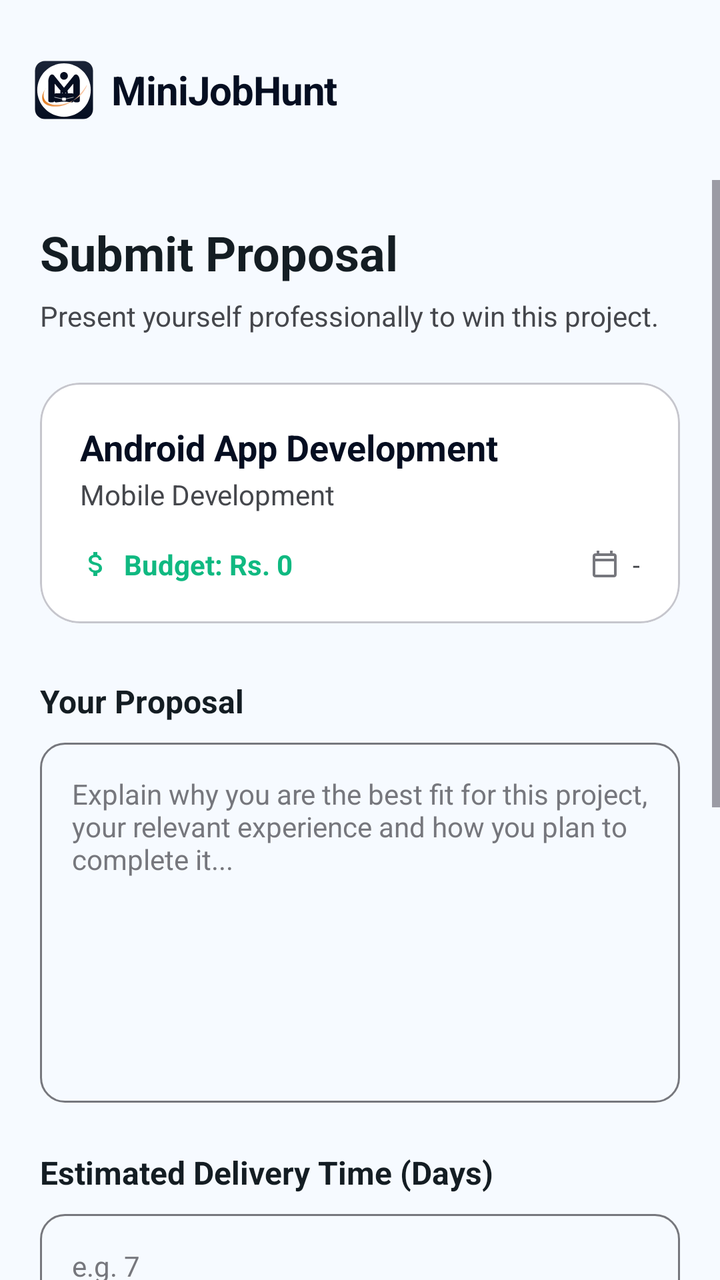
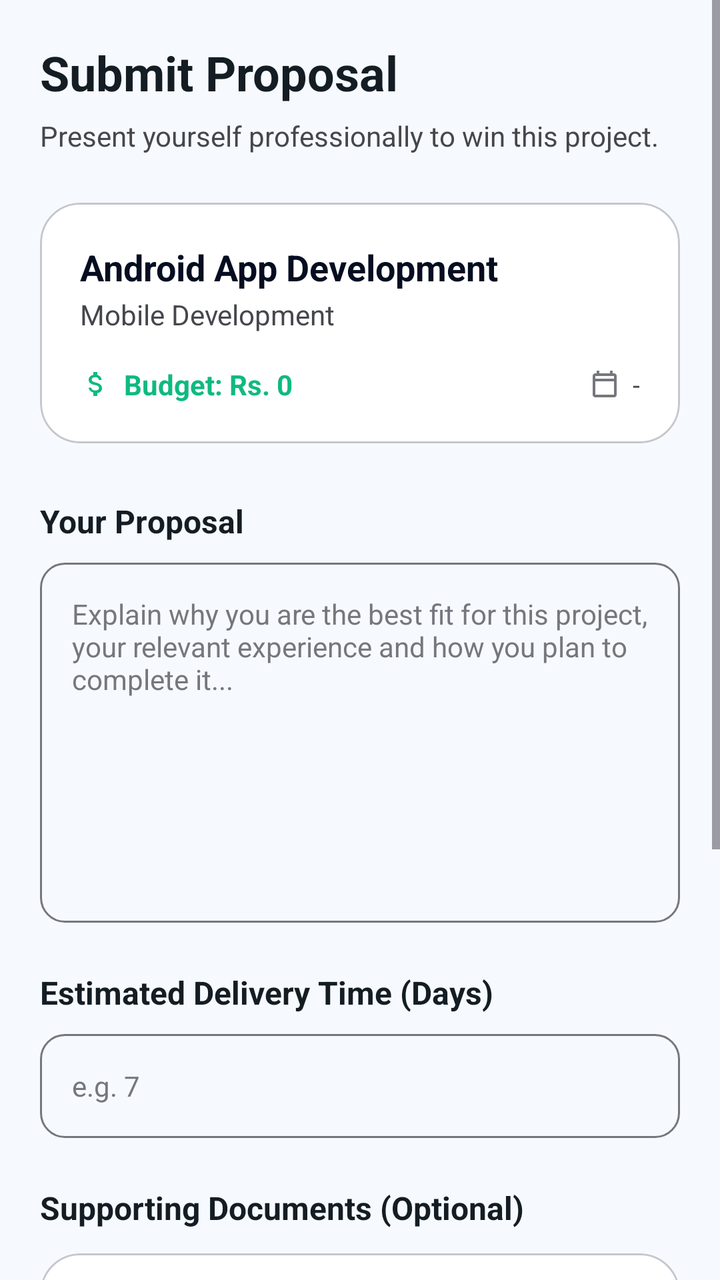

Two renders of the same Android screen: before a commit and after it. Below are the layout's source before the change and the commit's diff.
<!-- AndroidManifest.xml: application theme Theme.MiniJobHunt -->
<!-- res/layout/fragment_freelancer_apply_job_proposal.xml -->
<?xml version="1.0" encoding="utf-8"?>
<LinearLayout xmlns:android="http://schemas.android.com/apk/res/android"
    xmlns:app="http://schemas.android.com/apk/res-auto"
    xmlns:tools="http://schemas.android.com/tools"
    android:layout_width="match_parent"
    android:layout_height="match_parent"
    android:orientation="vertical"
    android:background="@color/background">

    
    <include
        android:id="@+id/header"
        layout="@layout/layout_common_header" />

    <ScrollView
        android:layout_width="match_parent"
        android:layout_height="match_parent"
        android:fillViewport="true">

        <LinearLayout
            android:layout_width="match_parent"
            android:layout_height="wrap_content"
            android:orientation="vertical"
            android:padding="20dp">

            <TextView
                android:layout_width="wrap_content"
                android:layout_height="wrap_content"
                android:text="Submit Proposal"
                android:textStyle="bold"
                android:textSize="24sp"
                android:textColor="@color/text_primary"/>

            <TextView
                android:layout_width="wrap_content"
                android:layout_height="wrap_content"
                android:text="Present yourself professionally to win this project."
                android:textColor="@color/text_secondary"
                android:textSize="14sp"
                android:layout_marginTop="6dp"/>

            
            <com.google.android.material.card.MaterialCardView
                android:layout_width="match_parent"
                android:layout_height="wrap_content"
                android:layout_marginTop="24dp"
                app:cardCornerRadius="20dp"
                app:cardElevation="0dp"
                app:strokeWidth="1dp"
                app:strokeColor="@color/outline_variant"
                app:cardBackgroundColor="@color/white">

                <LinearLayout
                    android:layout_width="match_parent"
                    android:layout_height="wrap_content"
                    android:orientation="vertical"
                    android:padding="20dp">

                    <TextView
                        android:id="@+id/txtJobTitle"
                        android:layout_width="match_parent"
                        android:layout_height="wrap_content"
                        android:text="Android App Development"
                        android:textStyle="bold"
                        android:textSize="18sp"
                        android:textColor="@color/primary"/>

                    <TextView
                        android:id="@+id/txtCategory"
                        android:layout_width="match_parent"
                        android:layout_height="wrap_content"
                        android:layout_marginTop="2dp"
                        android:text="Mobile Development"
                        android:textColor="@color/text_secondary"
                        android:textSize="14sp"/>

                    <LinearLayout
                        android:layout_width="match_parent"
                        android:layout_height="wrap_content"
                        android:orientation="horizontal"
                        android:layout_marginTop="16dp"
                        android:gravity="center_vertical">

                        <ImageView
                            android:layout_width="16dp"
                            android:layout_height="16dp"
                            android:src="@drawable/ic_money"
                            app:tint="@color/success" />

                        <TextView
                            android:id="@+id/txtBudget"
                            android:layout_width="0dp"
                            android:layout_weight="1"
                            android:layout_height="wrap_content"
                            android:layout_marginStart="6dp"
                            android:text="Budget: Rs. 0"
                            android:textStyle="bold"
                            android:textColor="@color/success" />

                        <ImageView
                            android:layout_width="16dp"
                            android:layout_height="16dp"
                            android:src="@drawable/ic_calendar"
                            app:tint="@color/text_muted" />

                        <TextView
                            android:id="@+id/txtDeadline"
                            android:layout_width="wrap_content"
                            android:layout_height="wrap_content"
                            android:layout_marginStart="6dp"
                            android:text="-"
                            android:textColor="@color/text_secondary"
                            android:textSize="13sp" />

                    </LinearLayout>

                </LinearLayout>

            </com.google.android.material.card.MaterialCardView>

            
            <TextView
                android:layout_width="wrap_content"
                android:layout_height="wrap_content"
                android:text="Your Proposal"
                android:textStyle="bold"
                android:textSize="16sp"
                android:textColor="@color/text_primary"
                android:layout_marginTop="28dp"/>

            <EditText
                android:id="@+id/etDescription"
                android:layout_width="match_parent"
                android:layout_height="180dp"
                android:layout_marginTop="10dp"
                android:background="@drawable/bg_input_rounded"
                android:gravity="top"
                android:hint="Explain why you are the best fit for this project, your relevant experience and how you plan to complete it..."
                android:padding="16dp"
                android:textColor="@color/text_primary"
                android:textColorHint="@color/text_hint"
                android:textSize="14sp" />

            <TextView
                android:layout_width="wrap_content"
                android:layout_height="wrap_content"
                android:text="Estimated Delivery Time (Days)"
                android:textStyle="bold"
                android:textSize="16sp"
                android:textColor="@color/text_primary"
                android:layout_marginTop="24dp"/>

            <EditText
                android:id="@+id/etTime"
                android:layout_width="match_parent"
                android:layout_height="52dp"
                android:layout_marginTop="10dp"
                android:background="@drawable/bg_input_rounded"
                android:hint="e.g. 7"
                android:inputType="number"
                android:paddingHorizontal="16dp"
                android:textColor="@color/text_primary"
                android:textColorHint="@color/text_hint"
                android:textSize="14sp" />

            
            <TextView
                android:layout_width="wrap_content"
                android:layout_height="wrap_content"
                android:text="Supporting Documents (Optional)"
                android:textStyle="bold"
                android:textSize="16sp"
                android:textColor="@color/text_primary"
                android:layout_marginTop="24dp"/>

            <com.google.android.material.card.MaterialCardView
                android:layout_width="match_parent"
                android:layout_height="wrap_content"
                android:layout_marginTop="12dp"
                app:cardCornerRadius="20dp"
                app:cardElevation="0dp"
                app:strokeWidth="1dp"
                app:strokeColor="@color/outline_variant"
                app:cardBackgroundColor="@color/white">

                <LinearLayout
                    android:layout_width="match_parent"
                    android:layout_height="wrap_content"
                    android:gravity="center_horizontal"
                    android:orientation="vertical"
                    android:padding="24dp">

                    <ImageView
                        android:id="@+id/imgPreview"
                        android:layout_width="120dp"
                        android:layout_height="120dp"
                        android:scaleType="centerCrop"
                        android:visibility="gone"
                        tools:visibility="visible"
                        android:background="@color/surface_variant"
                        app:shapeAppearanceOverlay="@style/ShapeAppearance.App.Medium" />

                    <TextView
                        android:id="@+id/txtFileName"
                        android:layout_width="wrap_content"
                        android:layout_height="wrap_content"
                        android:text="No file selected"
                        android:layout_marginTop="8dp"
                        android:textColor="@color/text_muted"
                        android:textSize="13sp" />

                    <com.google.android.material.button.MaterialButton
                        android:id="@+id/btnChooseFile"
                        style="@style/AppButton.Ghost"
                        android:layout_width="wrap_content"
                        android:layout_height="wrap_content"
                        android:layout_marginTop="16dp"
                        android:text="Upload Document"
                        android:textAllCaps="false"
                        app:icon="@drawable/ic_upload" />

                </LinearLayout>

            </com.google.android.material.card.MaterialCardView>

            
            <com.google.android.material.button.MaterialButton
                android:id="@+id/btnSubmitProposal"
                style="@style/AppButton.Primary"
                android:layout_width="match_parent"
                android:layout_height="48dp"
                android:layout_marginTop="32dp"
                android:text="Submit Official Proposal"
                android:textAllCaps="false" />

            <com.google.android.material.button.MaterialButton
                android:id="@+id/btnDeleteProposal"
                style="@style/Widget.Material3.Button.TextButton"
                android:layout_width="match_parent"
                android:layout_height="48dp"
                android:layout_marginTop="8dp"
                android:text="Withdraw Proposal"
                android:textAllCaps="false"
                android:textColor="@color/accent"
                android:visibility="gone" />

            <Space
                android:layout_width="match_parent"
                android:layout_height="100dp"/>

        </LinearLayout>

    </ScrollView>
</LinearLayout>
<!-- res/layout/layout_common_header.xml (included above) -->
<?xml version="1.0" encoding="utf-8"?>
<RelativeLayout xmlns:android="http://schemas.android.com/apk/res/android"
    xmlns:app="http://schemas.android.com/apk/res-auto"
    android:layout_width="match_parent"
    android:layout_height="90dp"
    android:background="@color/surface"
    android:paddingHorizontal="16dp"
    android:paddingTop="24dp">

    <LinearLayout
        android:layout_width="wrap_content"
        android:layout_height="wrap_content"
        android:layout_centerVertical="true"
        android:gravity="center_vertical"
        android:orientation="horizontal">

        <ImageView
            android:layout_width="32dp"
            android:layout_height="32dp"
            android:src="@drawable/ic_mainlogo" />

        <TextView
            android:layout_width="wrap_content"
            android:layout_height="wrap_content"
            android:layout_marginStart="8dp"
            android:text="MiniJobHunt"
            android:textColor="@color/primary"
            android:textSize="20sp"
            android:textStyle="bold"
            android:letterSpacing="-0.02" />
    </LinearLayout>
</RelativeLayout>
<!-- resources referenced by this layout -->
<resources>
  <color name="accent">#ba1a1a</color>
  <color name="background">#f6faff</color>
  <color name="outline_variant">#c6c6cd</color>
  <color name="primary">#050e21</color>
  <color name="success">#10B981</color>
  <color name="surface">#f6faff</color>
  <color name="surface_variant">#dbe4ed</color>
  <color name="text_hint">#76777d</color>
  <color name="text_muted">#76777d</color>
  <color name="text_primary">#141d23</color>
  <color name="text_secondary">#45474c</color>
  <color name="white">#FFFFFF</color>
  <!-- drawable ic_calendar (drawable) -->
  <vector xmlns:android="http://schemas.android.com/apk/res/android"
      android:width="24dp"
      android:height="24dp"
      android:viewportWidth="24"
      android:viewportHeight="24">
      <path
          android:fillColor="@color/text_secondary"
          android:pathData="M19,4h-1V2h-2v2H8V2H6v2H5c-1.11,0 -1.99,0.9 -1.99,2L3,20c0,1.1 0.89,2 2,2h14c1.1,0 2,-0.9 2,-2V6c0,-1.1 -0.9,-2 -2,-2zm0,16H5V10h14v10zm0,-12H5V6h14v2z"/>
  </vector>
  <!-- drawable ic_mainlogo: vector/xml drawable (drawable, 3696 chars, omitted) -->
  <!-- drawable ic_upload (drawable) -->
  <vector xmlns:android="http://schemas.android.com/apk/res/android"
      android:width="24dp"
      android:height="24dp"
      android:viewportWidth="24"
      android:viewportHeight="24">
  
      <path
          android:fillColor="#4CAF50"
          android:pathData="M5,20h14v-2H5v2zM12,2l-5.5,5.5 1.41,1.41L11,5.83V16h2V5.83l3.09,3.08 1.41-1.41L12,2z"/>
  </vector>
  <style name="AppButton.Ghost" parent="Widget.Material3.Button.OutlinedButton">
          <item name="android:textColor">@color/primary</item>
          <item name="strokeColor">@color/primary</item>
          <item name="strokeWidth">1dp</item>
          <item name="shapeAppearance">@style/ShapeAppearance.App.Medium</item>
          <item name="android:insetTop">0dp</item>
          <item name="android:insetBottom">0dp</item>
          <item name="android:textStyle">bold</item>
      </style>
  <style name="AppButton.Primary" parent="Widget.Material3.Button">
          <item name="backgroundTint">@color/primary</item>
          <item name="android:textColor">@color/white</item>
          <item name="shapeAppearance">@style/ShapeAppearance.App.Medium</item>
          <item name="android:insetTop">0dp</item>
          <item name="android:insetBottom">0dp</item>
          <item name="android:letterSpacing">0.01</item>
          <item name="android:textStyle">bold</item>
      </style>
  <style name="ShapeAppearance.App.Medium" parent="ShapeAppearance.Material3.MediumComponent">
          <item name="cornerSize">12dp</item>
      </style>
  <style name="Theme.MiniJobHunt" parent="Base.Theme.MiniJobHunt" />
  <color name="outline">#76777d</color>
  <color name="primary_container">#1b2437</color>
  <color name="on_primary_container">#828ba2</color>
  <color name="secondary">#5c5f60</color>
  <style name="AppText.HeadlineLarge">
          <item name="android:textSize">24sp</item>
          <item name="android:textStyle">bold</item>
          <item name="android:textColor">@color/text_primary</item>
          <item name="android:letterSpacing">-0.02</item>
      </style>
  <style name="AppText.TitleMedium">
          <item name="android:textSize">18sp</item>
          <item name="android:textStyle">bold</item>
          <item name="android:textColor">@color/text_primary</item>
      </style>
  <style name="AppText.BodyLarge">
          <item name="android:textSize">16sp</item>
          <item name="android:textColor">@color/text_secondary</item>
      </style>
  <style name="AppText.LabelMedium">
          <item name="android:textSize">12sp</item>
          <item name="android:textStyle">bold</item>
          <item name="android:textColor">@color/text_muted</item>
          <item name="android:letterSpacing">0.01</item>
      </style>
  <!-- unchanged entries left out for length: 3 -->
</resources>

<!-- the commit's change to res/layout/fragment_freelancer_apply_job_proposal.xml (unified diff, before → after) -->
@@ -6,11 +6,6 @@
     android:layout_height="match_parent"
     android:orientation="vertical"
     android:background="@color/background">
-
-    
-    <include
-        android:id="@+id/header"
-        layout="@layout/layout_common_header" />
 
     <ScrollView
         android:layout_width="match_parent"
@@ -252,36 +247,3 @@
 
     </ScrollView>
 </LinearLayout>
-<!-- res/layout/layout_common_header.xml (included above) -->
-<?xml version="1.0" encoding="utf-8"?>
-<RelativeLayout xmlns:android="http://schemas.android.com/apk/res/android"
-    xmlns:app="http://schemas.android.com/apk/res-auto"
-    android:layout_width="match_parent"
-    android:layout_height="90dp"
-    android:background="@color/surface"
-    android:paddingHorizontal="16dp"
-    android:paddingTop="24dp">
-
-    <LinearLayout
-        android:layout_width="wrap_content"
-        android:layout_height="wrap_content"
-        android:layout_centerVertical="true"
-        android:gravity="center_vertical"
-        android:orientation="horizontal">
-
-        <ImageView
-            android:layout_width="32dp"
-            android:layout_height="32dp"
-            android:src="@drawable/ic_mainlogo" />
-
-        <TextView
-            android:layout_width="wrap_content"
-            android:layout_height="wrap_content"
-            android:layout_marginStart="8dp"
-            android:text="MiniJobHunt"
-            android:textColor="@color/primary"
-            android:textSize="20sp"
-            android:textStyle="bold"
-            android:letterSpacing="-0.02" />
-    </LinearLayout>
-</RelativeLayout>
<!-- resource entries referenced after the edit -->
@@ -5,7 +5,6 @@
   <color name="outline_variant">#c6c6cd</color>
   <color name="primary">#050e21</color>
   <color name="success">#10B981</color>
-  <color name="surface">#f6faff</color>
   <color name="surface_variant">#dbe4ed</color>
   <color name="text_hint">#76777d</color>
   <color name="text_muted">#76777d</color>
@@ -22,7 +21,6 @@
           android:fillColor="@color/text_secondary"
           android:pathData="M19,4h-1V2h-2v2H8V2H6v2H5c-1.11,0 -1.99,0.9 -1.99,2L3,20c0,1.1 0.89,2 2,2h14c1.1,0 2,-0.9 2,-2V6c0,-1.1 -0.9,-2 -2,-2zm0,16H5V10h14v10zm0,-12H5V6h14v2z"/>
   </vector>
-  <!-- drawable ic_mainlogo: vector/xml drawable (drawable, 3696 chars, omitted) -->
   <!-- drawable ic_upload (drawable) -->
   <vector xmlns:android="http://schemas.android.com/apk/res/android"
       android:width="24dp"
